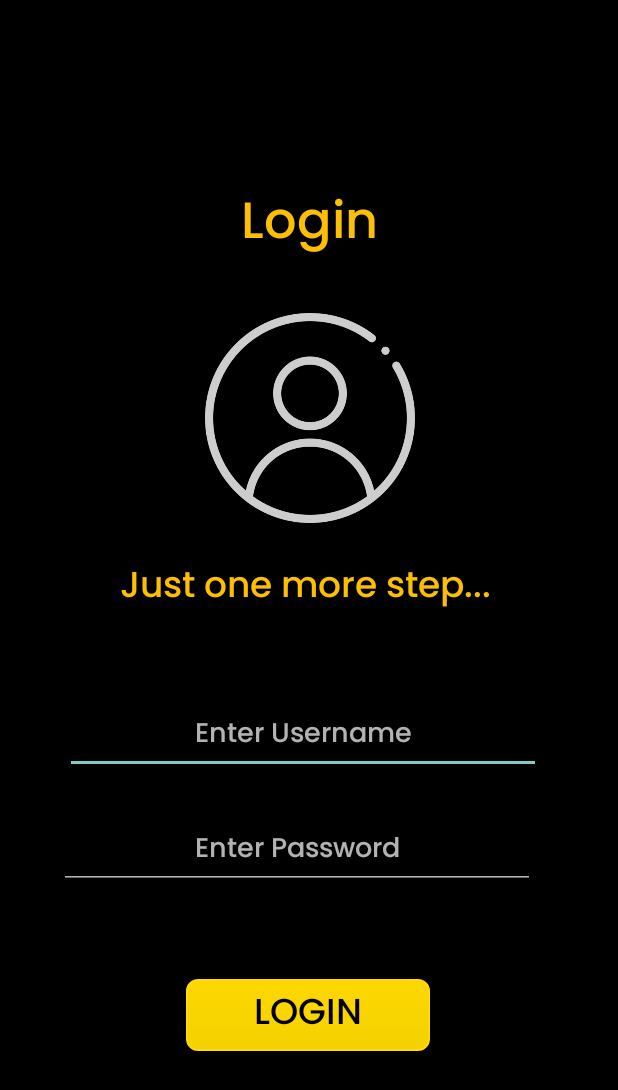
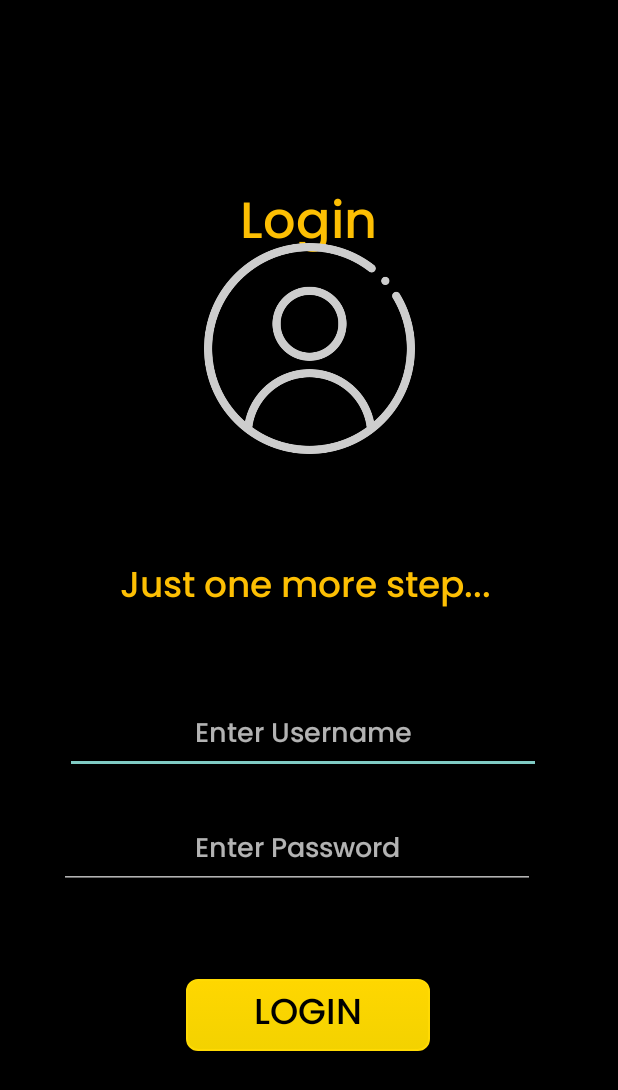
Before and after one commit to vgpl2000/Refill, an Android app: the MainActivity screen opened directly, with no data from a screen before it, on a phone screen of 412 x 824 dp. Shown: the top 1090 px of the screen. Run offline under Robolectric (Android 15) with nearby library versions, the phone set to English and light mode, and no system bars; our stand-ins replace Firebase (no records; nobody signed in at launch, a user with empty details on screens opened directly).

Commit message:
Worked on Login(Main Activity) and Failed brutally...lol

```diff
--- a/app/src/main/res/layout/activity_main.xml
+++ b/app/src/main/res/layout/activity_main.xml
@@ -11,8 +11,10 @@
         android:id="@+id/txt1"
         android:layout_width="wrap_content"
         android:layout_height="wrap_content"
+        android:layout_alignParentStart="true"
         android:layout_alignParentEnd="true"
         android:layout_alignParentBottom="true"
+        android:layout_marginStart="160dp"
         android:layout_marginEnd="160dp"
         android:layout_marginBottom="645dp"
         android:fontFamily="@font/poppins_medium"
@@ -40,14 +42,18 @@
         android:id="@+id/imageView3"
         android:layout_width="140dp"
         android:layout_height="164dp"
+        android:layout_alignParentStart="true"
+        android:layout_alignParentTop="true"
         android:layout_alignParentEnd="true"
         android:layout_alignParentBottom="true"
+        android:layout_marginStart="136dp"
+        android:layout_marginTop="104dp"
         android:layout_marginEnd="135dp"
         android:layout_marginBottom="463dp"
         app:srcCompat="@drawable/user1" />
 
     <EditText
-        android:id="@+id/editTextTextPersonName"
+        android:id="@+id/txtUser"
         style="@style/Widget.AppCompat.AutoCompleteTextView"
         android:layout_width="wrap_content"
         android:layout_height="wrap_content"
@@ -66,7 +72,7 @@
         android:textColor="#FFFFFF" />
 
     <EditText
-        android:id="@+id/editTextTextPassword"
+        android:id="@+id/txtPassword"
         android:layout_width="317dp"
         android:layout_height="wrap_content"
         android:layout_alignParentStart="true"
```
Also changed, not shown: app/src/main/java/com/example/projectrefill/MainActivity.java (+63 -2 lines).
